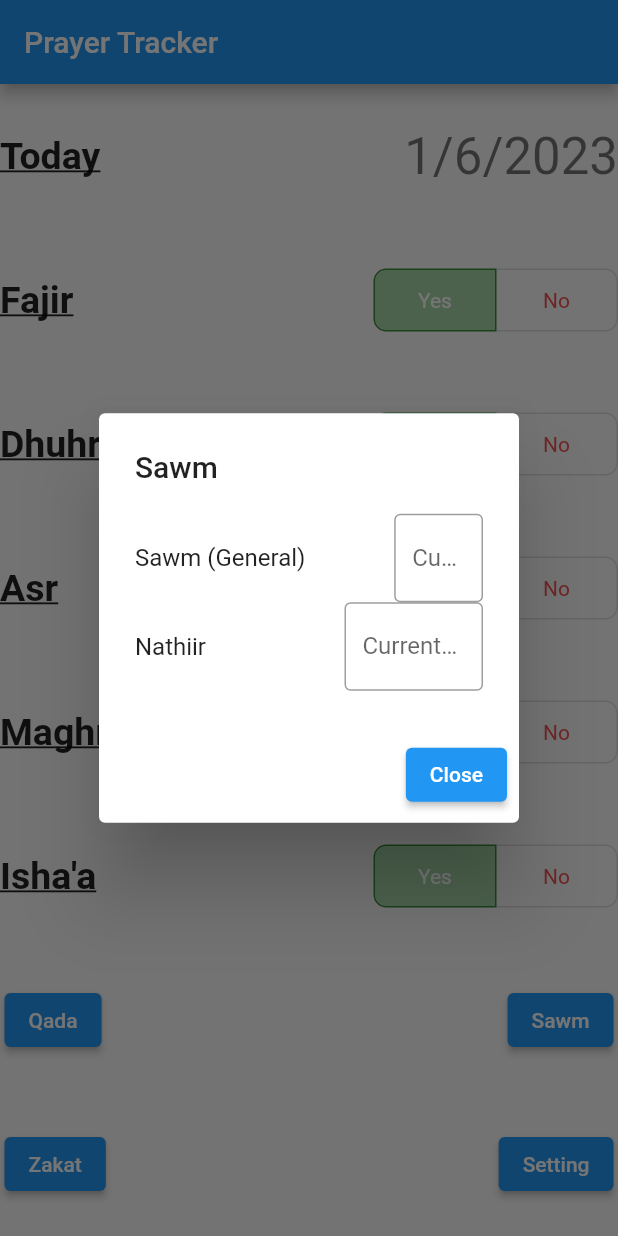
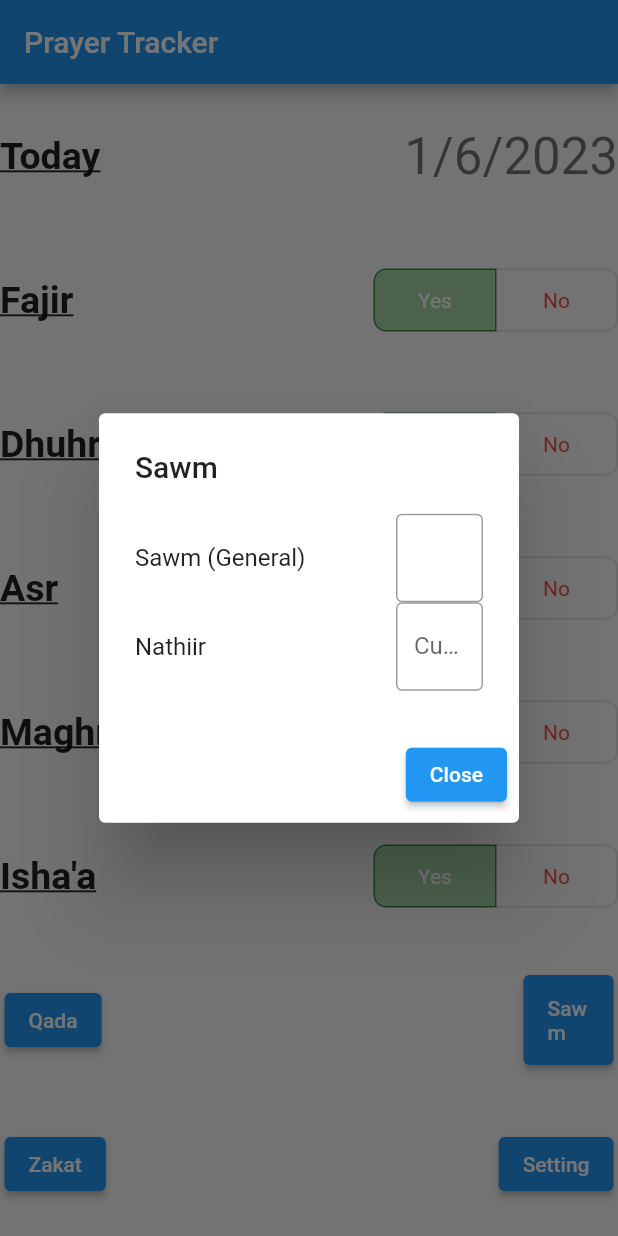
Before and after one commit to KhaledKorfali2/prayer_tracker_app, a Flutter app: the screen it shows after launch, after a tap on "Sawm", on a phone screen of 412 x 824 dp. Run offline on Flutter 3.47's test engine with Material 2 defaults, Android fonts, the phone set to English and light mode, and no system bars.

Commit message:
Fixed alignment issue in popup

```diff
--- a/lib/main.dart
+++ b/lib/main.dart
@@ -347,6 +347,8 @@ class _MyHomePageState extends State<MyHomePage> {
                   const Spacer(),
                   Container(
                     margin: const EdgeInsets.all(3),
+                    height: 60,
+                    width: 60,
                     child: ElevatedButton(
                       onPressed: (){
                         showDialog(
@@ -360,15 +362,29 @@ class _MyHomePageState extends State<MyHomePage> {
                               Row(
                               mainAxisAlignment: MainAxisAlignment.start,
                               children: <Widget>[
-                                const Text("Sawm (General)"),
-                                const Spacer(),
-                                const Expanded(
+                                Expanded(
+                                  flex: 50,
+                                    child: const Text("Sawm (General)")
+                                ),
+                                Expanded(
+                                  flex: 25,
+                                    child: const Spacer()
+                                ),
+                                Expanded(
+                                  flex: 25,
                                   child: TextField(
+                                    controller: sawmController,
                                     obscureText: false,
                                     keyboardType: TextInputType.number,
                                     decoration: InputDecoration(
                                       border: OutlineInputBorder(),
-                                      labelText: "CurrentNum",
+                                      labelText: "${sawmController.text}",
+                                      labelStyle:
+                                        TextStyle(
+                                          decoration: TextDecoration.underline,
+                                          fontWeight: FontWeight.bold,
+                                          fontSize: fontSiz,
+                                        )
                                     ),
                                   ),
                               ),
@@ -377,9 +393,16 @@ class _MyHomePageState extends State<MyHomePage> {
                               Row(
                                   mainAxisAlignment: MainAxisAlignment.start,
                                   children: <Widget>[
-                                    const Text("Nathiir"),
-                                    const Spacer(),
                                     Expanded(
+                                      flex: 50,
+                                      child: const Text("Nathiir")
+                                    ),
+                                    Expanded(
+                                      flex: 25,
+                                      child: const Spacer()
+                                    ),
+                                    Expanded(
+                                      flex: 25,
                                       child: TextField(
                                         controller: nathiirController,
                                         obscureText: false,
```
